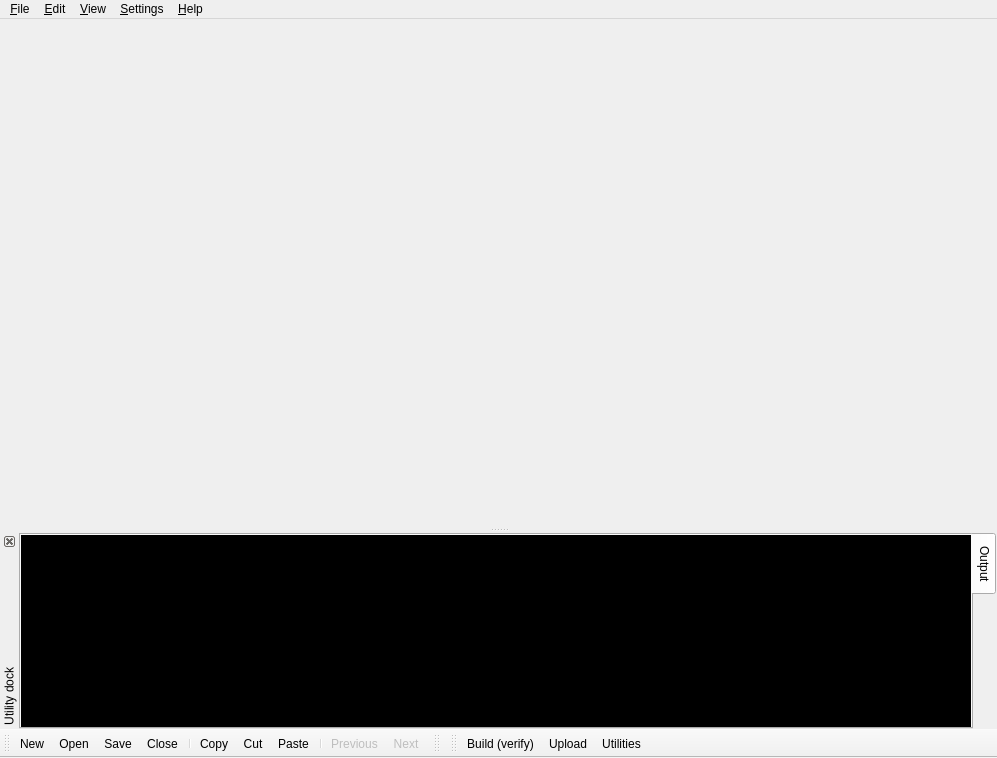
Above: gui/MainWindow.ui from mupuf/arduide before the change. Below: the same form after it.
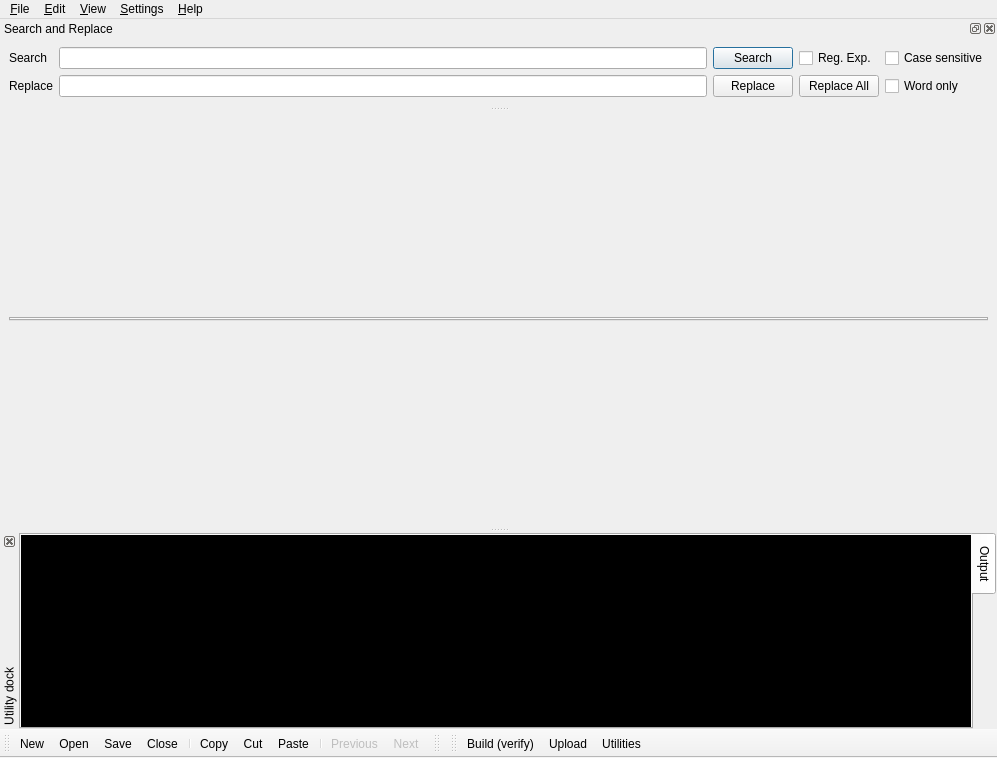
That is the form after the change. Icons and pictures are not drawn. Custom widgets are drawn as their Qt base class.

Commit message: add a search field

```diff
--- a/gui/MainWindow.ui
+++ b/gui/MainWindow.ui
@@ -13,7 +13,23 @@
   <property name="windowTitle">
    <string>Arduino IDE</string>
   </property>
-  <widget class="QWidget" name="centralwidget"/>
+  <widget class="QWidget" name="centralwidget">
+   <layout class="QVBoxLayout" name="verticalLayout_2">
+    <item>
+     <widget class="QTabWidget" name="tabWidget">
+      <property name="sizePolicy">
+       <sizepolicy hsizetype="Minimum" vsizetype="Maximum">
+        <horstretch>0</horstretch>
+        <verstretch>0</verstretch>
+       </sizepolicy>
+      </property>
+      <property name="currentIndex">
+       <number>-1</number>
+      </property>
+     </widget>
+    </item>
+   </layout>
+  </widget>
   <widget class="QMenuBar" name="menubar">
    <property name="geometry">
     <rect>
@@ -196,6 +212,122 @@
     </layout>
    </widget>
   </widget>
+  <widget class="QDockWidget" name="dockSearchReplace">
+   <property name="enabled">
+    <bool>true</bool>
+   </property>
+   <property name="sizePolicy">
+    <sizepolicy hsizetype="MinimumExpanding" vsizetype="MinimumExpanding">
+     <horstretch>0</horstretch>
+     <verstretch>0</verstretch>
+    </sizepolicy>
+   </property>
+   <property name="maximumSize">
+    <size>
+     <width>524287</width>
+     <height>100</height>
+    </size>
+   </property>
+   <property name="windowTitle">
+    <string>Search and Replace</string>
+   </property>
+   <attribute name="dockWidgetArea">
+    <number>4</number>
+   </attribute>
+   <widget class="QWidget" name="dockWidgetContents_2">
+    <layout class="QVBoxLayout" name="verticalLayout">
+     <property name="sizeConstraint">
+      <enum>QLayout::SetMinimumSize</enum>
+     </property>
+     <item>
+      <layout class="QGridLayout" name="gridLayout">
+       <property name="sizeConstraint">
+        <enum>QLayout::SetMinimumSize</enum>
+       </property>
+       <item row="0" column="0">
+        <widget class="QLabel" name="labelSearch">
+         <property name="text">
+          <string>Search</string>
+         </property>
+        </widget>
+       </item>
+       <item row="2" column="0">
+        <widget class="QLabel" name="labelReplace">
+         <property name="text">
+          <string>Replace</string>
+         </property>
+        </widget>
+       </item>
+       <item row="0" column="1">
+        <widget class="QLineEdit" name="lineSearch">
+         <property name="sizePolicy">
+          <sizepolicy hsizetype="MinimumExpanding" vsizetype="Fixed">
+           <horstretch>0</horstretch>
+           <verstretch>0</verstretch>
+          </sizepolicy>
+         </property>
+        </widget>
+       </item>
+       <item row="2" column="1">
+        <widget class="QLineEdit" name="lineReplace">
+         <property name="sizePolicy">
+          <sizepolicy hsizetype="MinimumExpanding" vsizetype="Fixed">
+           <horstretch>0</horstretch>
+           <verstretch>0</verstretch>
+          </sizepolicy>
+         </property>
+        </widget>
+       </item>
+       <item row="0" column="2">
+        <widget class="QPushButton" name="pushSearch">
+         <property name="text">
+          <string>Search</string>
+         </property>
+         <property name="default">
+          <bool>true</bool>
+         </property>
+        </widget>
+       </item>
+       <item row="2" column="2">
+        <widget class="QPushButton" name="pushReplace">
+         <property name="text">
+          <string>Replace</string>
+         </property>
+        </widget>
+       </item>
+       <item row="2" column="3">
+        <widget class="QPushButton" name="pushReplaceAll">
+         <property name="text">
+          <string>Replace All</string>
+         </property>
+        </widget>
+       </item>
+       <item row="0" column="3">
+        <widget class="QCheckBox" name="checkRegExp">
+         <property name="text">
+          <string>Reg. Exp.</string>
+         </property>
+        </widget>
+       </item>
+       <item row="2" column="4">
+        <widget class="QCheckBox" name="checkWordOnly">
+         <property name="text">
+          <string>Word only</string>
+         </property>
+        </widget>
+       </item>
+       <item row="0" column="4">
+        <widget class="QCheckBox" name="checkCaseSensitive">
+         <property name="text">
+          <string>Case sensitive</string>
+         </property>
+        </widget>
+       </item>
+      </layout>
+     </item>
+    </layout>
+   </widget>
+  </widget>
   <action name="action_Quit">
    <property name="icon">
     <iconset resource="../resources/images.qrc">
```
Left out of the diff: 19 changed lines with no effect on the pictures. The commit also changes 2 other files.
